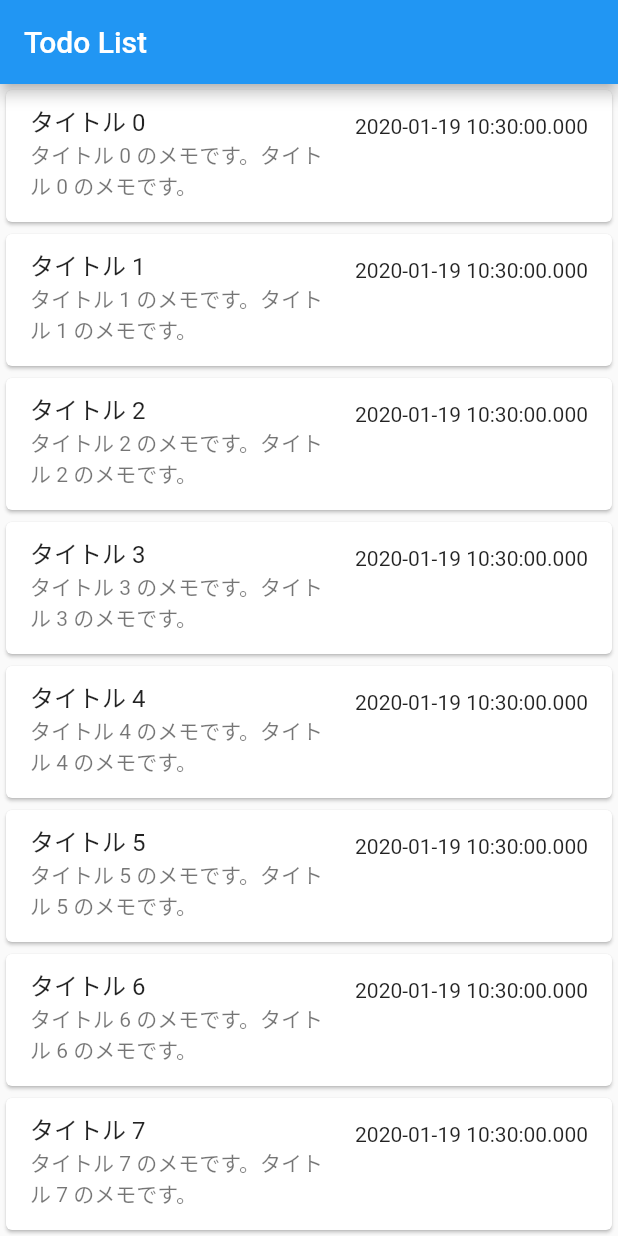
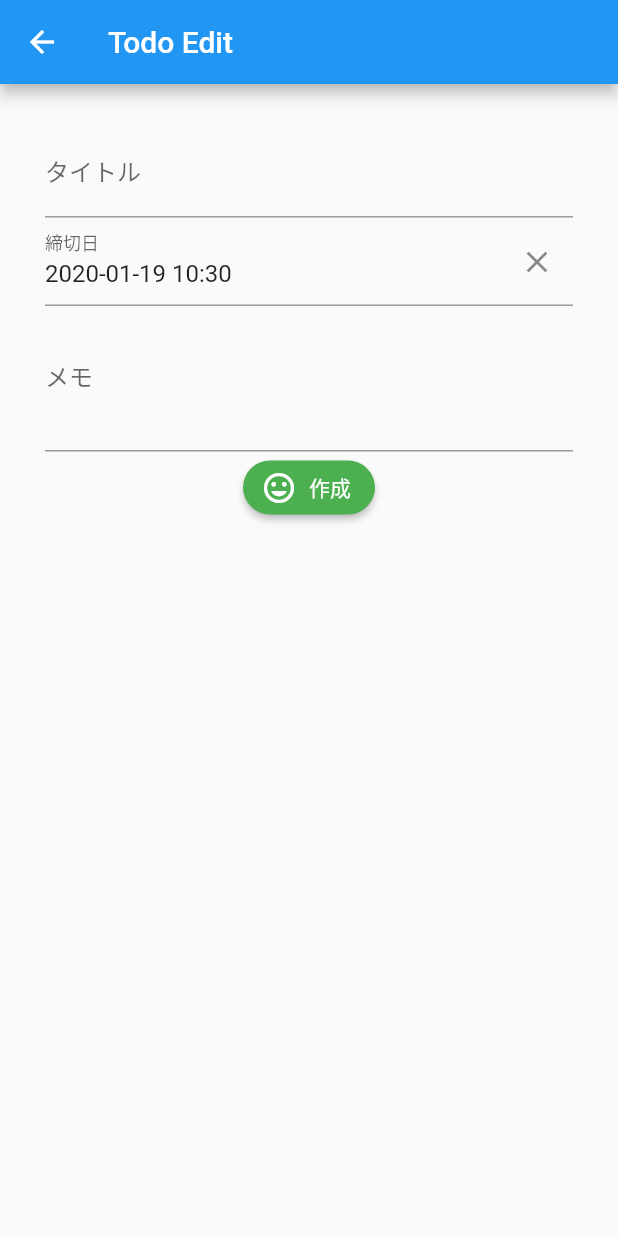
Before and after one commit to popy1017/flutter-sqlite-todo-app, a Flutter app: the screen it shows after launch, after a tap on an icon or button, on a phone screen of 412 x 824 dp. Run offline on Flutter 3.47's test engine with Material 2 defaults, Android fonts, the phone set to English and light mode, and no system bars; drawn by our look-alikes of datetime_picker_formfield.

Commit message:
Todo編集画面と画面遷移の実装

```diff
--- /dev/null
+++ b/lib/components/todo_edit/todo_edit_view.dart
@@ -0,0 +1,81 @@
+import 'package:datetime_picker_formfield/datetime_picker_formfield.dart';
+import 'package:flutter/material.dart';
+import 'package:intl/intl.dart';
+import 'package:simple_todo_app/configs/const_text.dart';
+
+class TodoEditView extends StatefulWidget {
+  @override
+  _TodoEditView createState() => _TodoEditView();
+}
+
+class _TodoEditView extends State<TodoEditView> {
+
+  final DateFormat _format = DateFormat("yyyy-MM-dd HH:mm");
+
+  @override
+  Widget build(BuildContext context) {
+    return Scaffold(
+      appBar: AppBar(title: Text(ConstText.todoEditView)),
+      body: Container(
+        padding: const EdgeInsets.all(30.0),
+        child: Column(
+          children: <Widget>[
+            _titleTextFormField(),
+            _dueDateTimeFormField(),
+            _noteTextFormField(),
+            _confirmButton()
+          ],
+        ),
+      )
+    );
+  }
+
+  Widget _titleTextFormField() => TextFormField(
+    decoration: InputDecoration(labelText: "タイトル"),
+    initialValue: "",
+  );
+
+  // ↓ https://pub.dev/packages/datetime_picker_formfield のサンプルから引用
+  Widget _dueDateTimeFormField() => DateTimeField(
+    format: _format,
+    decoration: InputDecoration(labelText: "締切日"),
+    initialValue: DateTime.now(),
+    onShowPicker: (context, currentValue) async {
+      final date = await showDatePicker(
+        context: context,
+        firstDate: DateTime(2000),
+        initialDate: currentValue ?? DateTime.now(),
+        lastDate: DateTime(2100));
+      if (date != null) {
+        final time = await showTimePicker(
+          context: context,
+          initialTime: TimeOfDay.fromDateTime(
+              currentValue ?? DateTime.now()),
+        );
+        return DateTimeField.combine(date, time);
+      } else {
+        return currentValue;
+      }
+    }
+  );
+
+  Widget _noteTextFormField() => TextFormField(
+    decoration: InputDecoration(labelText: "メモ"),
+    initialValue: "",
+    maxLines: 3,
+  );
+
+  Widget _confirmButton() => RaisedButton.icon(
+    icon: Icon(
+      Icons.tag_faces,
+      color: Colors.white,
+    ),
+    label: Text("作成"),
+    onPressed: () {
+      Navigator.of(context).pop();
+    },
+    shape: StadiumBorder(),
+    color: Colors.green,
+    textColor: Colors.white,
+  );
+}
--- a/lib/components/todo_list/todo_list_view.dart
+++ b/lib/components/todo_list/todo_list_view.dart
@@ -1,4 +1,5 @@
 import 'package:flutter/material.dart';
+import 'package:simple_todo_app/components/todo_edit/todo_edit_view.dart';
 import 'package:simple_todo_app/configs/const_text.dart';
 import 'package:simple_todo_app/models/todo.dart';
 
@@ -8,6 +9,12 @@ class TodoListView extends StatefulWidget {
 }
 
 class _TodoListView extends State<TodoListView> {
+
+  _moveToEditView() => Navigator.push(
+    context,
+    MaterialPageRoute(builder: (context) => TodoEditView())
+  );
+
   @override
   Widget build(BuildContext context) {
     return Scaffold(
@@ -23,7 +30,7 @@ class _TodoListView extends State<TodoListView> {
 
           return Card(
             child: ListTile(
-              onTap: (){},
+              onTap: (){ _moveToEditView(); },
               title: Text("${todo.title}"),
               subtitle: Text("${todo.note}"),
               trailing: Text("${todo.dueDate.toLocal().toString()}"),
@@ -32,6 +39,10 @@ class _TodoListView extends State<TodoListView> {
           );
         },
       ),
+      floatingActionButton: FloatingActionButton(
+        onPressed: (){ _moveToEditView(); },
+        child: Icon(Icons.add, size: 40),
+      ),
     );
   }
 }
--- a/pubspec.yaml
+++ b/pubspec.yaml
@@ -26,6 +26,10 @@ dependencies:
 
   # For using uuid
   uuid: 2.0.4
+
+  intl: ^0.16.0
+  datetime_picker_formfield: ^1.0.0
+
 
 dev_dependencies:
   flutter_test:
```
Also changed, not shown: pubspec.lock.
